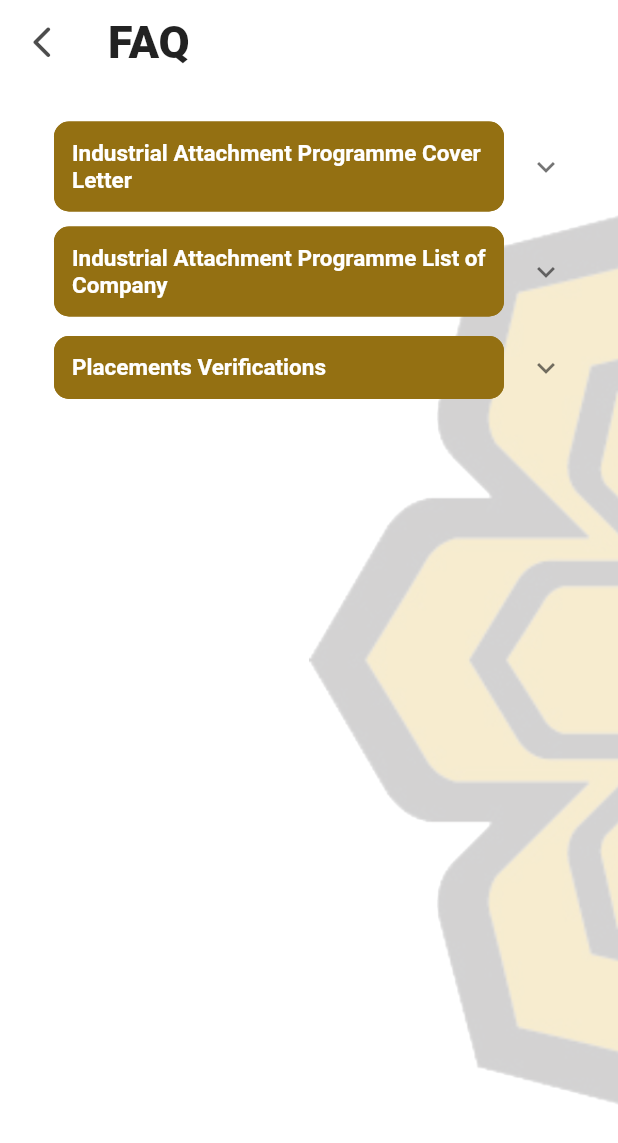
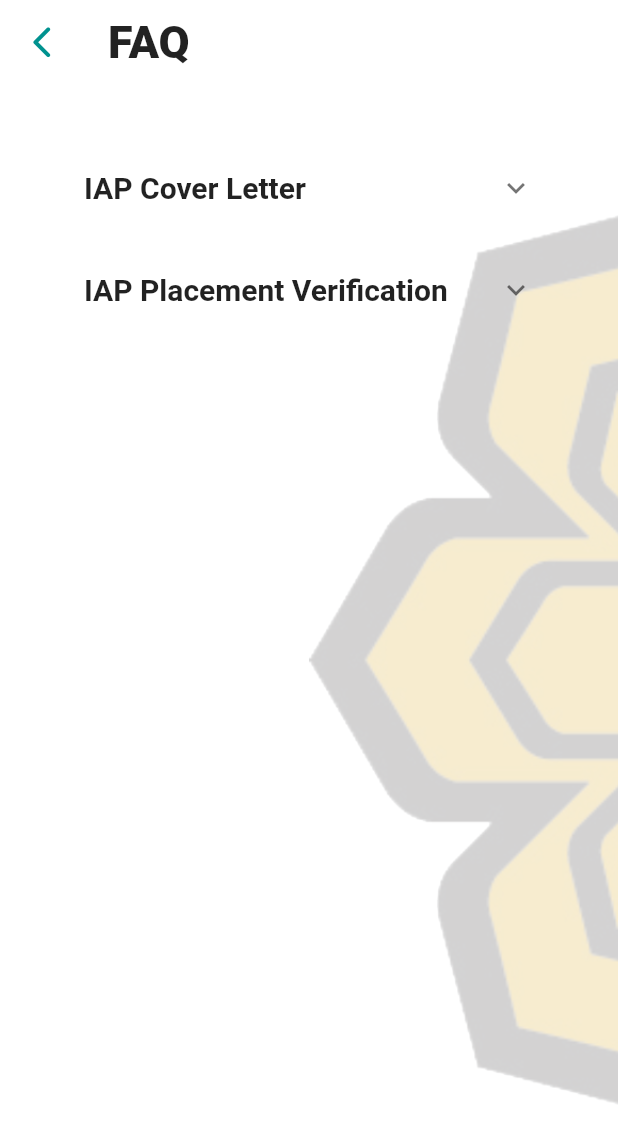
Before and after one commit to KhadijahArizal/Student, a Flutter app: the FAQ screen opened directly, on a phone screen of 412 x 824 dp. Shown: the top 1143 px of the screen. Run offline on Flutter 3.47's test engine with Material 2 defaults, Android fonts, the phone set to English and light mode, and no system bars; our stand-ins replace cloud_firestore, file_picker, firebase_auth, firebase_core, firebase_database, firebase_storage and 3 more; missing offline and left inert: advance_pdf_viewer; accounts and stored records are empty; Roboto replaces fonts that are missing (Futura).

Commit message:
faq.dart

```diff
--- a/lib/LayerTwo/faq.dart
+++ b/lib/LayerTwo/faq.dart
@@ -1,5 +1,7 @@
+import 'package:advance_pdf_viewer/advance_pdf_viewer.dart';
 import 'package:flutter/material.dart';
 import 'package:flutter/services.dart';
+
 class FAQ extends StatefulWidget {
   const FAQ({Key? key, required String title}) : super(key: key);
 
@@ -8,16 +10,41 @@ class FAQ extends StatefulWidget {
 }
 
 class _FAQState extends State<FAQ> {
+  late PDFDocument _coverLetterPdfDocument;
+  late PDFDocument _placementVerificationPdfDocument;
+  bool _isLoading = true;
+
+  @override
+  void initState() {
+    super.initState();
+    loadPDFs();
+  }
+
+  void loadPDFs() async {
+    try {
+      _coverLetterPdfDocument =
+          await PDFDocument.fromAsset('assets/Help/iap_cover_letter.pdf');
+      _placementVerificationPdfDocument = await PDFDocument.fromAsset(
+          'assets/Help/iap_placement_verification.pdf');
+
+      setState(() {
+        _isLoading = false;
+      });
+    } catch (e) {
+      print('Error loading PDFs: $e');
+    }
+  }
+
   @override
   Widget build(BuildContext context) {
     return Scaffold(
       backgroundColor: const Color.fromRGBO(244, 243, 243, 1),
       appBar: AppBar(
           leading: IconButton(
-          icon: Icon(
+            icon: const Icon(
+              Icons.arrow_back_ios_new_rounded,
               size: 25,
-            Icons.arrow_back_ios_new_rounded,
-            color: Colors.black87.withOpacity(0.7),// Use the specified color
+              color: Color.fromRGBO(0, 146, 143, 10), // Use the specified color
             ),
             onPressed: () {
               Navigator.pop(context);
@@ -35,7 +62,7 @@ class _FAQState extends State<FAQ> {
           elevation: 0,
           systemOverlayStyle: SystemUiOverlayStyle.dark,
           iconTheme: const IconThemeData(
-              color: Color.fromRGBO(148, 112, 18, 1),
+            color: Color.fromRGBO(0, 146, 143, 10),
             size: 30,
           )),
       body: SafeArea(
@@ -52,182 +79,61 @@ class _FAQState extends State<FAQ> {
                   Colors.white30.withOpacity(0.2), BlendMode.dstATop),
             ),
           ),
-          child: Column(children: [
+          child: SingleChildScrollView(
+            child: Container(
+              padding: const EdgeInsets.symmetric(horizontal: 20, vertical: 20),
+              child: Column(
+                children: [
+                  // Title for 'IAP Cover Letter'
                   ExpansionTile(
-                  title: Container(
-                      padding: const EdgeInsets.symmetric(
-                          horizontal: 5, vertical: 5),
-                      width: double.infinity,
-                      decoration: BoxDecoration(
-                          borderRadius: BorderRadius.circular(10),
-                          boxShadow: const [
-                            BoxShadow(color: Color.fromRGBO(148, 112, 18, 1))
+                    title: const Text(
+                      'IAP Cover Letter',
+                      style: TextStyle(
+                        fontSize: 20,
+                        fontWeight: FontWeight.bold,
+                      ),
+                    ),
+                    children: [
+                      // PDF viewer for 'IAP Cover Letter'
+                      SizedBox(
+                        height: 300, // Adjust the height as needed
+                        child: _isLoading
+                            ? const Center(child: CircularProgressIndicator())
+                            : PDFViewer(
+                                document: _coverLetterPdfDocument,
+                              ),
+                      ),
                     ],
-                          border: Border.all(
-                              color: const Color.fromRGBO(148, 112, 18, 1),
-                              width: 7)),
-                      child: const Text(
-                        'Industrial Attachment Programme Cover Letter',
+                  ),
+                  const SizedBox(height: 10), // Add some spacing
+
+                  // Title for 'IAP Placement Verification'
+                  ExpansionTile(
+                    title: const Text(
+                      'IAP Placement Verification',
                       style: TextStyle(
-                            color: Colors.white,
-                            fontSize: 15,
+                        fontSize: 20,
                         fontWeight: FontWeight.bold,
-                            fontFamily: 'Futura'),
-                            textAlign: TextAlign.start,
-                      )),
-                  children: <Widget>[
-                     Padding(
-                      padding: const EdgeInsets.all(10),
-                      child:RichText(
-                        text: TextSpan(
-                            style: const TextStyle(
-                                color: Colors.black87,
-                                fontSize: 15,
-                                fontFamily: 'Futura'),
+                      ),
+                    ),
                     children: [
-                          const TextSpan(
-                            text: 'IAP ',
+                      // PDF viewer for 'IAP Placement Verification'
+                      SizedBox(
+                        height: 300, // Adjust the height as needed
+                        child: _isLoading
+                            ? const Center(child: CircularProgressIndicator())
+                            : PDFViewer(
+                                document: _placementVerificationPdfDocument,
                               ),
-                          const TextSpan(
-                              text: 'Start Date ',
-                              style: TextStyle(fontWeight: FontWeight.bold)),
-                          const TextSpan(text: 'must be within the '),
-                          const TextSpan(
-                              text: 'FIRST 3 WEEKS ',
-                              style: TextStyle(fontWeight: FontWeight.bold)),
-                          const TextSpan(
-                              text:
-                                  'of every semester. Any IAP starts before that will '),
-                          TextSpan(
-                              text: 'NOT ',
-                              style: TextStyle(
-                                  fontWeight: FontWeight.bold,
-                                  color: Colors.red[800])),
-                          const TextSpan(text: 'count as '),
-                          const TextSpan(
-                              text: '6 MONTHS ',
-                              style: TextStyle(fontWeight: FontWeight.bold)),
-                          const TextSpan(text: 'duration.'),
-                        ]))),
-                  ]),
-
-                  ExpansionTile(
-                  title: Container(
-                      padding: const EdgeInsets.symmetric(
-                          horizontal: 5, vertical: 5),
-                      width: double.infinity,
-                      decoration: BoxDecoration(
-                          borderRadius: BorderRadius.circular(10),
-                          boxShadow: const [
-                            BoxShadow(color: Color.fromRGBO(148, 112, 18, 1))
+                      ),
                     ],
-                          border: Border.all(
-                              color: const Color.fromRGBO(148, 112, 18, 1),
-                              width: 7)),
-                      child: const Text(
-                        'Industrial Attachment Programme List of Company',
-                        style: TextStyle(
-                            color: Colors.white,
-                            fontSize: 15,
-                            fontWeight: FontWeight.bold,
-                            fontFamily: 'Futura'),
-                            textAlign: TextAlign.start,
-                      )),
-                  children: <Widget>[
-                     Padding(
-                      padding: const EdgeInsets.all(10),
-                      child:RichText(
-                        text: TextSpan(
-                            style: const TextStyle(
-                                color: Colors.black87,
-                                fontSize: 15,
-                                fontFamily: 'Futura'),
-                            children: [
-                          const TextSpan(
-                            text: 'IAP ',
                   ),
-                          const TextSpan(
-                              text: 'Start Date ',
-                              style: TextStyle(fontWeight: FontWeight.bold)),
-                          const TextSpan(text: 'must be within the '),
-                          const TextSpan(
-                              text: 'FIRST 3 WEEKS ',
-                              style: TextStyle(fontWeight: FontWeight.bold)),
-                          const TextSpan(
-                              text:
-                                  'of every semester. Any IAP starts before that will '),
-                          TextSpan(
-                              text: 'NOT ',
-                              style: TextStyle(
-                                  fontWeight: FontWeight.bold,
-                                  color: Colors.red[800])),
-                          const TextSpan(text: 'count as '),
-                          const TextSpan(
-                              text: '6 MONTHS ',
-                              style: TextStyle(fontWeight: FontWeight.bold)),
-                          const TextSpan(text: 'duration.'),
-                        ]))),
-                  ]),
-
-                  ExpansionTile(
-                  title: Container(
-                      padding: const EdgeInsets.symmetric(
-                          horizontal: 5, vertical: 5),
-                      width: double.infinity,
-                      decoration: BoxDecoration(
-                          borderRadius: BorderRadius.circular(10),
-                          boxShadow: const [
-                            BoxShadow(color: Color.fromRGBO(148, 112, 18, 1))
                 ],
-                          border: Border.all(
-                              color: const Color.fromRGBO(148, 112, 18, 1),
-                              width: 7)),
-                      child: const Text(
-                        'Placements Verifications',
-                        style: TextStyle(
-                            color: Colors.white,
-                            fontSize: 15,
-                            fontWeight: FontWeight.bold,
-                            fontFamily: 'Futura'),
-                            textAlign: TextAlign.start,
-                      )),
-                  children: <Widget>[
-                     Padding(
-                      padding: const EdgeInsets.all(10),
-                      child:RichText(
-                        text: TextSpan(
-                            style: const TextStyle(
-                                color: Colors.black87,
-                                fontSize: 15,
-                                fontFamily: 'Futura'),
-                            children: [
-                          const TextSpan(
-                            text: 'IAP ',
               ),
-                          const TextSpan(
-                              text: 'Start Date ',
-                              style: TextStyle(fontWeight: FontWeight.bold)),
-                          const TextSpan(text: 'must be within the '),
-                          const TextSpan(
-                              text: 'FIRST 3 WEEKS ',
-                              style: TextStyle(fontWeight: FontWeight.bold)),
-                          const TextSpan(
-                              text:
-                                  'of every semester. Any IAP starts before that will '),
-                          TextSpan(
-                              text: 'NOT ',
-                              style: TextStyle(
-                                  fontWeight: FontWeight.bold,
-                                  color: Colors.red[800])),
-                          const TextSpan(text: 'count as '),
-                          const TextSpan(
-                              text: '6 MONTHS ',
-                              style: TextStyle(fontWeight: FontWeight.bold)),
-                          const TextSpan(text: 'duration.'),
-                        ]))),
-                  ]),
-
-          ]),
-        )));
+            ),
+          ),
+        ),
+      ),
+    );
   }
 }
```
Lines whose indentation alone changed are shown as unchanged.
